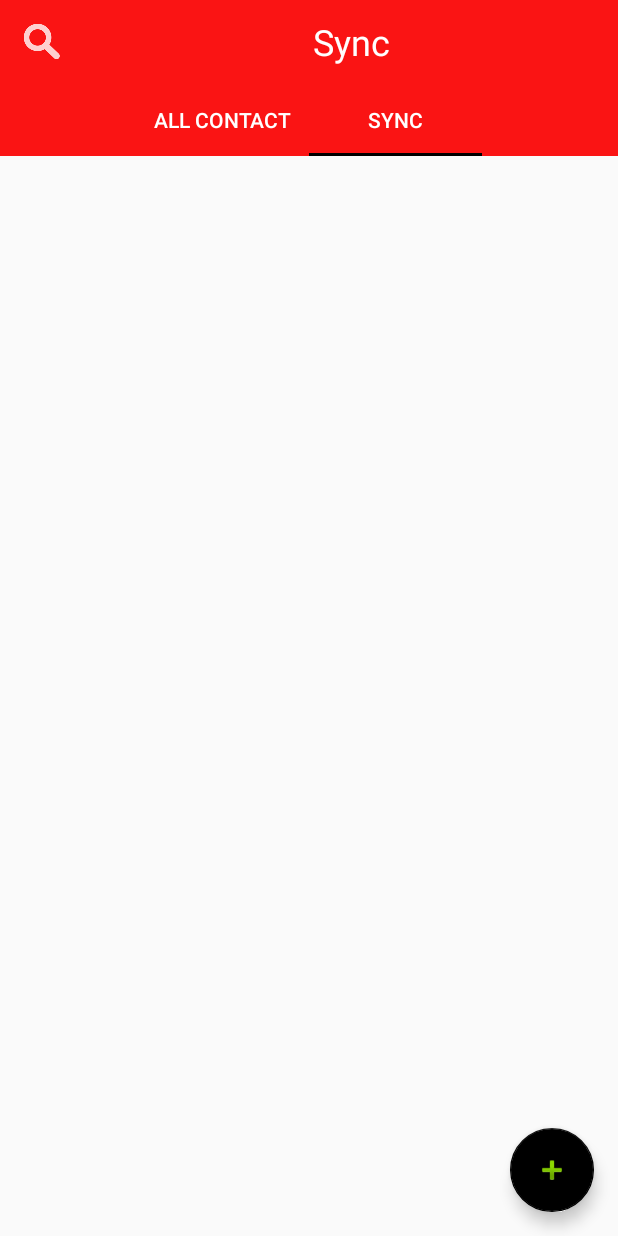
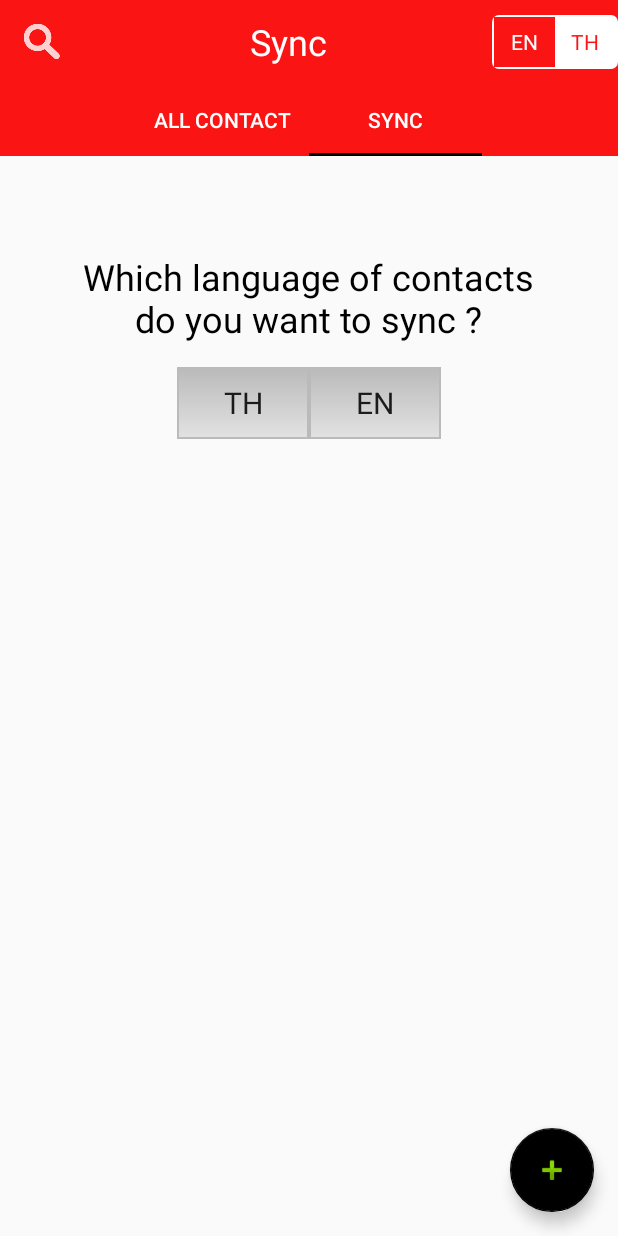
Before and after one commit to ultimagz/AppManHR, an Android app: the screen it shows after launch (MainActivity), tab 2 chosen, on a phone screen of 412 x 824 dp. Run offline under Robolectric (Android 15) with nearby library versions, the phone set to English and light mode, and no system bars; our stand-ins replace Timber, data binding; 8 statements that could not run were skipped.

Commit message:
- Bind view - Check toggle lang

```diff
--- a/app/src/main/java/com/appman/intern/fragments/SyncFragment.java
+++ b/app/src/main/java/com/appman/intern/fragments/SyncFragment.java
@@ -1,43 +1,83 @@
 package com.appman.intern.fragments;
 
 
+import android.databinding.DataBindingUtil;
 import android.os.Bundle;
+import android.support.annotation.Nullable;
 import android.support.v4.app.Fragment;
-import android.support.v7.widget.Toolbar;
 import android.view.LayoutInflater;
+import android.view.Menu;
+import android.view.MenuInflater;
+import android.view.MenuItem;
 import android.view.View;
 import android.view.ViewGroup;
-import android.widget.Button;
+import android.widget.CompoundButton;
+import android.widget.RelativeLayout;
 import android.widget.Switch;
 
+import com.appman.intern.AppManHRPreferences;
 import com.appman.intern.R;
+import com.appman.intern.databinding.SyncFragmentBinding;
+import com.appman.intern.enums.Language;
 
 public class SyncFragment extends Fragment {
 
-    Switch sw;
-    Toolbar toolbar;
-    Button th;
+    private SyncFragmentBinding mBinding;
 
     public static SyncFragment newInstance(Bundle args) {
         SyncFragment fragment = new SyncFragment();
         fragment.setArguments(args);
+        fragment.setHasOptionsMenu(true);
         return fragment;
     }
 
     @Override
     public View onCreateView(LayoutInflater inflater, ViewGroup container, Bundle savedInstanceState) {
-        // Inflate the layout for this fragment
-        View rootView = inflater.inflate(R.layout.fragment_sync, container, false);
-        th = (Button)rootView.findViewById(R.id.Th_btn);
+        mBinding = DataBindingUtil.inflate(inflater, R.layout.sync_fragment, container, false);
+        return mBinding.getRoot();
+    }
 
-        th.setOnClickListener(new View.OnClickListener() {
+    @Override
+    public void onViewCreated(View view, @Nullable Bundle savedInstanceState) {
+        super.onViewCreated(view, savedInstanceState);
+        mBinding.thBtn.setOnClickListener(new View.OnClickListener() {
             @Override
-            public void onClick(View v) {
-
+            public void onClick(View view) {
+                //TODO
             }
         });
 
-        return inflater.inflate(R.layout.fragment_sync, container, false);
+        mBinding.enBtn.setOnClickListener(new View.OnClickListener() {
+            @Override
+            public void onClick(View view) {
+                //TODO
+            }
+        });
     }
 
+    @Override
+    public void onCreateOptionsMenu(Menu menu, MenuInflater inflater) {
+        super.onCreateOptionsMenu(menu, inflater);
+        inflater.inflate(R.menu.menu_tab, menu);
+    }
+
+    @Override
+    public void onPrepareOptionsMenu(Menu menu) {
+        super.onPrepareOptionsMenu(menu);
+        Language lang = AppManHRPreferences.getCurrentLanguage(getContext());
+        MenuItem menuItem = menu.findItem(R.id.lang_switch);
+//        RelativeLayout relativeLayout = (RelativeLayout) menuItem.getActionView();
+//        Switch switchBtn = (Switch) relativeLayout.findViewById(R.id.switch_lang_btn);
+//        switchBtn.setChecked(lang == Language.TH);
+//        switchBtn.setOnCheckedChangeListener(new CompoundButton.OnCheckedChangeListener() {
+//            @Override
+//            public void onCheckedChanged(CompoundButton compoundButton, boolean isChecked) {
+//                toggleLanguage(isChecked);
+//            }
+//        });
+    }
+
+    private void toggleLanguage(boolean isChecked) {
+        AppManHRPreferences.setCurrentLanguage(getContext(), isChecked ? "TH" : "EN");
+    }
 }
```
